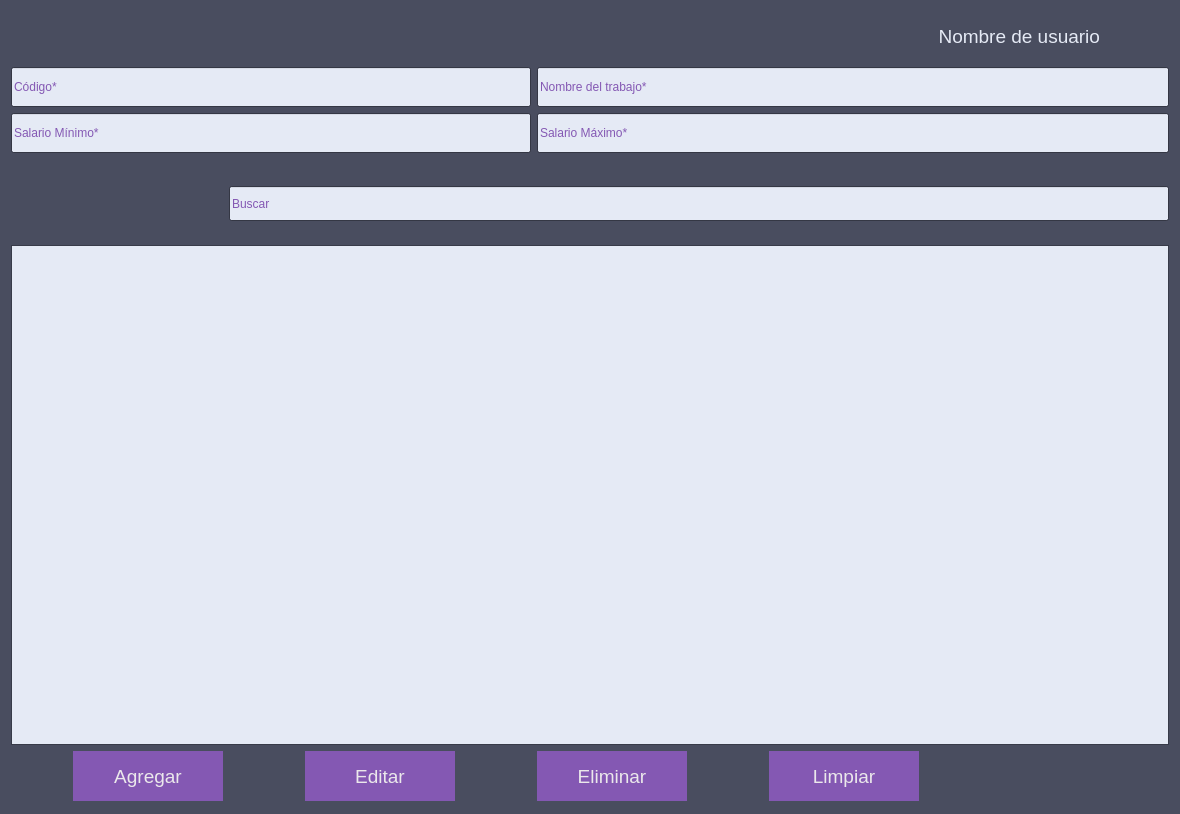
Qt form vistas/UIs/frmTrabajo.ui (andyy-nr/pda-proyecto) before a commit.
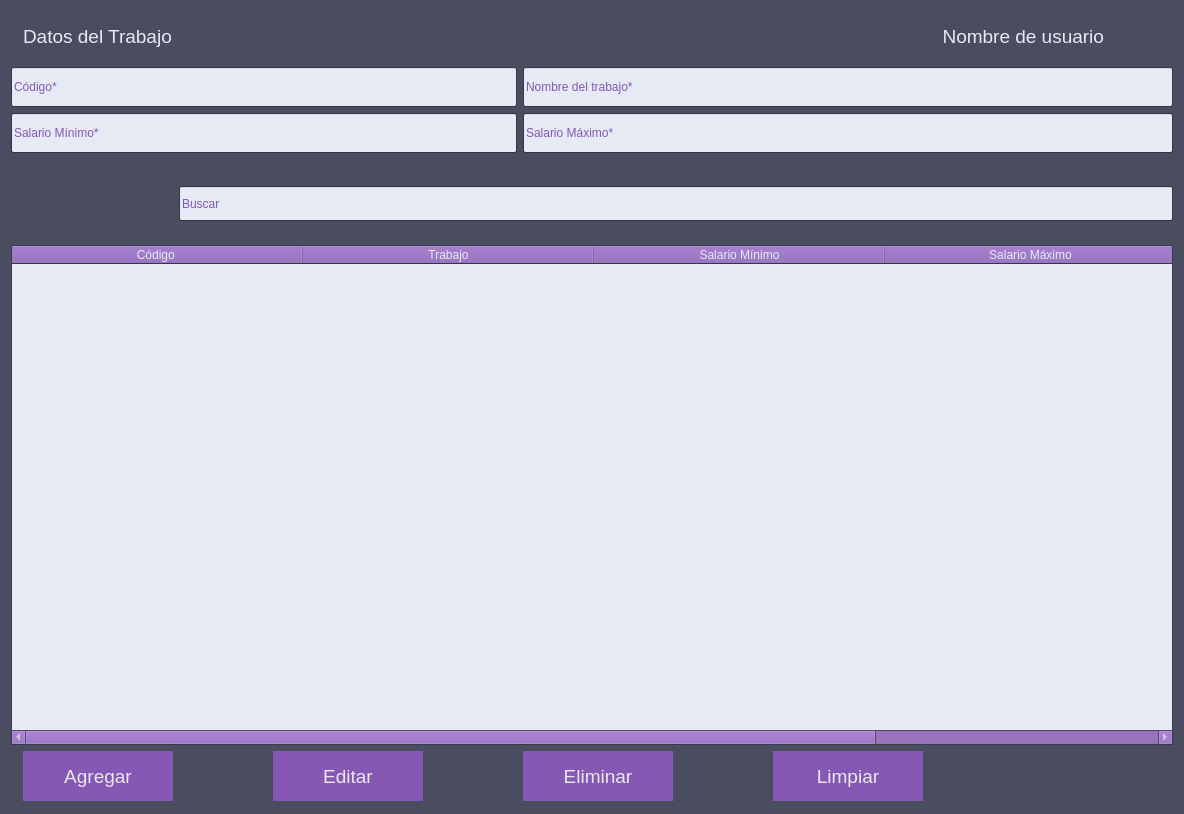
The same form after that commit. Icons and pictures are not drawn.

```diff
--- a/vistas/UIs/frmTrabajo.ui
+++ b/vistas/UIs/frmTrabajo.ui
@@ -6,10 +6,16 @@
    <rect>
     <x>0</x>
     <y>0</y>
-    <width>1180</width>
+    <width>1184</width>
     <height>814</height>
    </rect>
   </property>
+  <property name="sizePolicy">
+   <sizepolicy hsizetype="Preferred" vsizetype="Preferred">
+    <horstretch>0</horstretch>
+    <verstretch>0</verstretch>
+   </sizepolicy>
+  </property>
   <property name="maximumSize">
    <size>
     <width>16777215</width>
@@ -556,65 +562,6 @@
      </property>
     </spacer>
    </item>
-   <item row="0" column="0" alignment="Qt::AlignLeft">
-    <widget class="QPushButton" name="btn_regresar">
-     <property name="minimumSize">
-      <size>
-       <width>50</width>
-       <height>50</height>
-      </size>
-     </property>
-     <property name="maximumSize">
-      <size>
-       <width>50</width>
-       <height>50</height>
-      </size>
-     </property>
-     <property name="styleSheet">
-      <string notr="true">border-style: outset;
-background-color: :#494D5F;
-</string>
-     </property>
-     <property name="text">
-      <string/>
-     </property>
-     <property name="icon">
-      <iconset resource="../imagenes/imagenes.qrc">
-       <normaloff>:/iconos/Flecha.png</normaloff>:/iconos/Flecha.png</iconset>
-     </property>
-     <property name="iconSize">
-      <size>
-       <width>40</width>
-       <height>40</height>
-      </size>
-     </property>
-    </widget>
-   </item>
-   <item row="6" column="0" colspan="9">
-    <widget class="QTableView" name="tbl_trabajo">
-     <property name="sizePolicy">
-      <sizepolicy hsizetype="Ignored" vsizetype="Ignored">
-       <horstretch>0</horstretch>
-       <verstretch>0</verstretch>
-      </sizepolicy>
-     </property>
-     <property name="minimumSize">
-      <size>
-       <width>0</width>
-       <height>500</height>
-      </size>
-     </property>
-     <property name="maximumSize">
-      <size>
-       <width>16777215</width>
-       <height>500</height>
-      </size>
-     </property>
-     <property name="contextMenuPolicy">
-      <enum>Qt::CustomContextMenu</enum>
-     </property>
-    </widget>
-   </item>
    <item row="4" column="2">
     <spacer name="verticalSpacer_3">
      <property name="orientation">
@@ -723,6 +670,75 @@
      </widget>
     </widget>
    </item>
+   <item row="0" column="2">
+    <widget class="QLabel" name="label">
+     <property name="font">
+      <font>
+       <pointsize>14</pointsize>
+      </font>
+     </property>
+     <property name="text">
+      <string>Datos del Trabajo</string>
+     </property>
+    </widget>
+   </item>
+   <item row="6" column="0" colspan="9">
+    <widget class="QTableWidget" name="tbl_trabajo">
+     <property name="sizePolicy">
+      <sizepolicy hsizetype="Ignored" vsizetype="Ignored">
+       <horstretch>0</horstretch>
+       <verstretch>0</verstretch>
+      </sizepolicy>
+     </property>
+     <property name="minimumSize">
+      <size>
+       <width>0</width>
+       <height>500</height>
+      </size>
+     </property>
+     <property name="maximumSize">
+      <size>
+       <width>16777215</width>
+       <height>500</height>
+      </size>
+     </property>
+     <property name="contextMenuPolicy">
+      <enum>Qt::CustomContextMenu</enum>
+     </property>
+     <property name="sizeAdjustPolicy">
+      <enum>QAbstractScrollArea::AdjustToContents</enum>
+     </property>
+     <attribute name="horizontalHeaderCascadingSectionResizes">
+      <bool>false</bool>
+     </attribute>
+     <attribute name="horizontalHeaderDefaultSectionSize">
+      <number>291</number>
+     </attribute>
+     <attribute name="horizontalHeaderStretchLastSection">
+      <bool>true</bool>
+     </attribute>
+     <column>
+      <property name="text">
+       <string>Código </string>
+      </property>
+     </column>
+     <column>
+      <property name="text">
+       <string>Trabajo</string>
+      </property>
+     </column>
+     <column>
+      <property name="text">
+       <string>Salario Mínimo</string>
+      </property>
+     </column>
+     <column>
+      <property name="text">
+       <string>Salario Máximo</string>
+      </property>
+     </column>
+    </widget>
+   </item>
   </layout>
  </widget>
  <resources>
```
Left out of the diff: 2 changed lines with no effect on the pictures.
